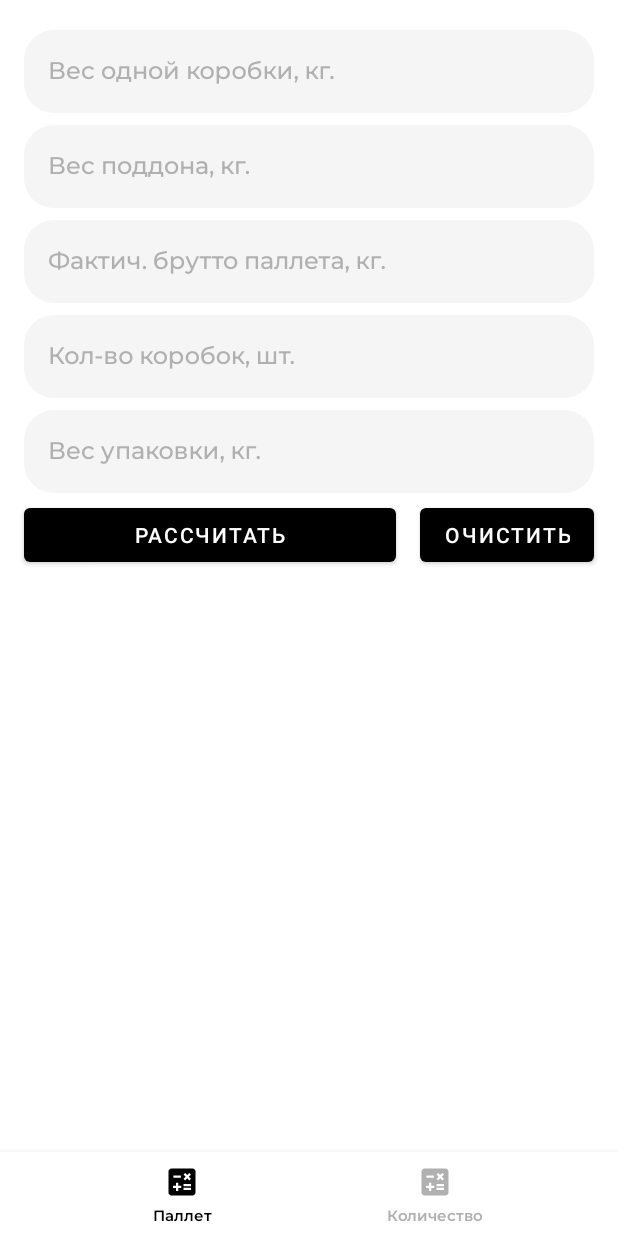
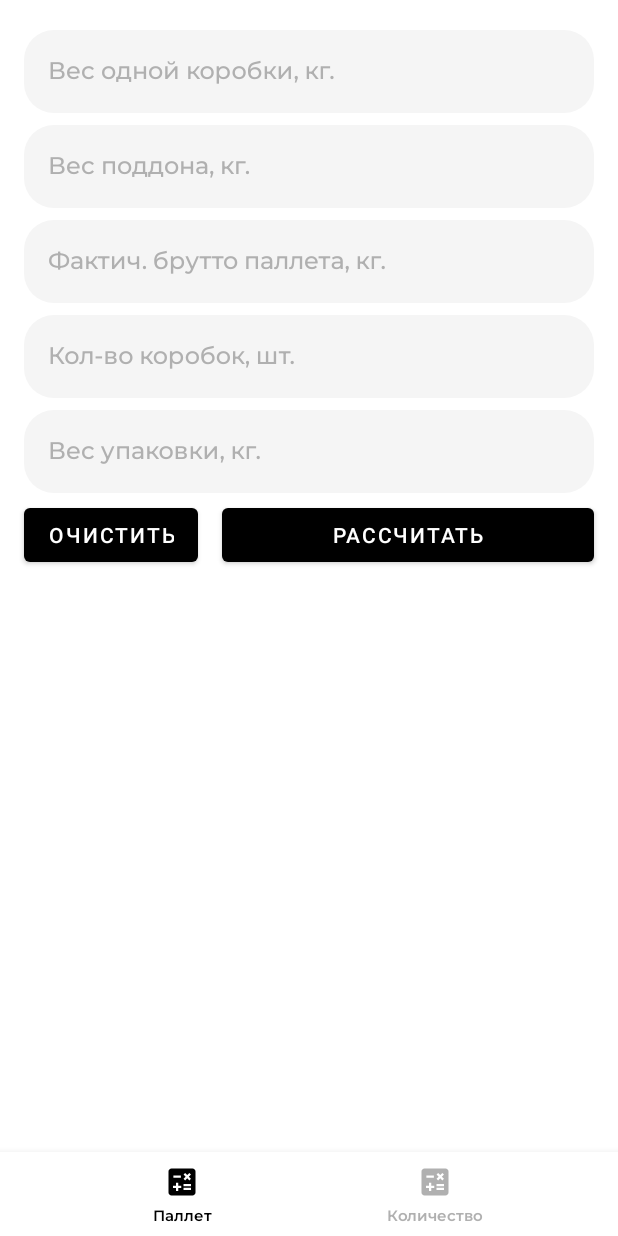
Before and after one commit to GoogelFist/PackerHelper, an Android app: the screen it shows after launch (MainActivity), on a phone screen of 412 x 824 dp. Run offline under Robolectric (Android 15) with nearby library versions, the phone set to English and light mode, and no system bars; our stand-ins replace Dagger/Hilt's generated code, navigation-ui; 3 statements that could not run were skipped.

Commit message:
edit button places, remove unused dependencies

```diff
--- a/app/src/main/res/layout/pallet_fragment.xml
+++ b/app/src/main/res/layout/pallet_fragment.xml
@@ -170,19 +170,20 @@
             android:orientation="horizontal">
 
         <Button
-                android:id="@+id/button_calculate"
-                android:layout_width="wrap_content"
-                android:layout_weight="1"
-                android:layout_height="wrap_content"
-                android:layout_marginStart="16dp"
-                android:text="@string/calculate_button" />
-
-        <Button
                 android:id="@+id/button_clear"
                 android:layout_width="wrap_content"
                 android:layout_height="wrap_content"
                 android:layout_marginHorizontal="16dp"
+                android:layout_marginStart="16dp"
                 android:text="@string/clear_button" />
+
+        <Button
+                android:id="@+id/button_calculate"
+                android:layout_width="wrap_content"
+                android:layout_height="wrap_content"
+                android:layout_marginHorizontal="16dp"
+                android:layout_weight="1"
+                android:text="@string/calculate_button" />
 
     </androidx.appcompat.widget.LinearLayoutCompat>
 
```
Also changed, not shown: app/build.gradle (+0 -11 lines).
